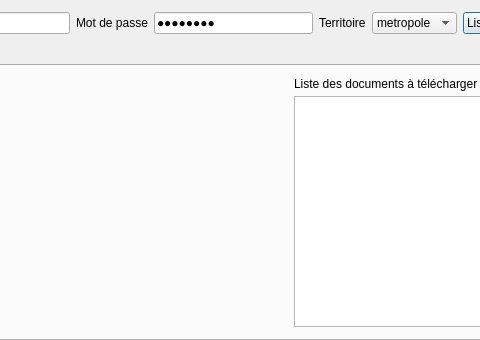
First picture: the form in ui_geofoncierconsultation.ui, repository Gustry/GeoFoncier-consultation, before the edit; both pictures show x 128 to 608 and y 0 to 340 of the 785 by 340 pixel window.
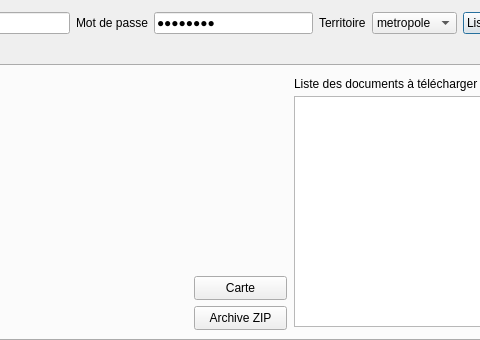
Second picture: the form after the edit. The open tabs and pages were chosen to show the change.

Commit message: Ajout bouton archive zip

```diff
--- a/ui_geofoncierconsultation.ui
+++ b/ui_geofoncierconsultation.ui
@@ -311,6 +311,32 @@
       </item>
      </layout>
     </widget>
+    <widget class="QPushButton" name="pushButton_ZIP">
+     <property name="geometry">
+      <rect>
+       <x>320</x>
+       <y>240</y>
+       <width>93</width>
+       <height>24</height>
+      </rect>
+     </property>
+     <property name="text">
+      <string>Archive ZIP</string>
+     </property>
+    </widget>
+    <widget class="QPushButton" name="pushButton_voirCouche">
+     <property name="geometry">
+      <rect>
+       <x>320</x>
+       <y>210</y>
+       <width>93</width>
+       <height>24</height>
+      </rect>
+     </property>
+     <property name="text">
+      <string>Carte</string>
+     </property>
+    </widget>
    </widget>
   </widget>
  </widget>
```
Left out of the diff: 2 changed lines with no effect on the pictures. The commit also changes 2 other files.
